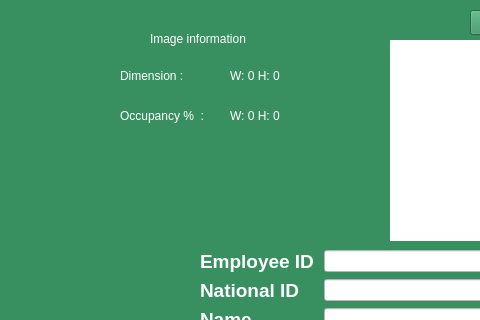
Old version of the form addgardener.ui in the repository Rabsoninnora/RoseGardenPlantCareSystem; both pictures show x 0 to 480 and y 0 to 320 of the 934 by 754 pixel window.
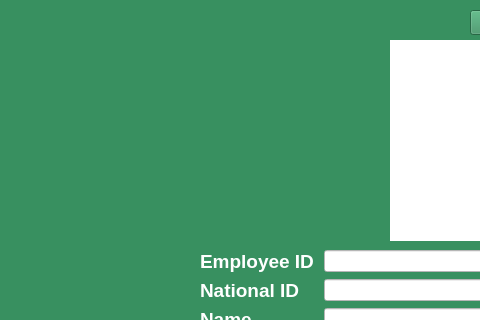
New version of the form.

What changed in the file:
```diff
--- a/addgardener.ui
+++ b/addgardener.ui
@@ -245,86 +245,6 @@
     <string>Browse.......</string>
    </property>
   </widget>
-  <widget class="QLabel" name="image_information">
-   <property name="geometry">
-    <rect>
-     <x>150</x>
-     <y>30</y>
-     <width>151</width>
-     <height>17</height>
-    </rect>
-   </property>
-   <property name="styleSheet">
-    <string notr="true">color: rgb(255, 255, 255);</string>
-   </property>
-   <property name="text">
-    <string>Image information</string>
-   </property>
-  </widget>
-  <widget class="QLabel" name="Dimesion_label">
-   <property name="geometry">
-    <rect>
-     <x>120</x>
-     <y>60</y>
-     <width>91</width>
-     <height>31</height>
-    </rect>
-   </property>
-   <property name="styleSheet">
-    <string notr="true">color: rgb(255, 255, 255);</string>
-   </property>
-   <property name="text">
-    <string>Dimension :</string>
-   </property>
-  </widget>
-  <widget class="QLabel" name="percentDarkLable">
-   <property name="geometry">
-    <rect>
-     <x>120</x>
-     <y>100</y>
-     <width>111</width>
-     <height>31</height>
-    </rect>
-   </property>
-   <property name="styleSheet">
-    <string notr="true">color: rgb(255, 255, 255);</string>
-   </property>
-   <property name="text">
-    <string>Occupancy %  :</string>
-   </property>
-  </widget>
-  <widget class="QLabel" name="dms">
-   <property name="geometry">
-    <rect>
-     <x>230</x>
-     <y>60</y>
-     <width>111</width>
-     <height>31</height>
-    </rect>
-   </property>
-   <property name="styleSheet">
-    <string notr="true">color: rgb(255, 255, 255);</string>
-   </property>
-   <property name="text">
-    <string>W: 0 H: 0</string>
-   </property>
-  </widget>
-  <widget class="QLabel" name="pDark">
-   <property name="geometry">
-    <rect>
-     <x>230</x>
-     <y>100</y>
-     <width>101</width>
-     <height>31</height>
-    </rect>
-   </property>
-   <property name="styleSheet">
-    <string notr="true">color: rgb(255, 255, 255);</string>
-   </property>
-   <property name="text">
-    <string>W: 0 H: 0</string>
-   </property>
-  </widget>
   <widget class="QLabel" name="load_image">
    <property name="geometry">
     <rect>
```
